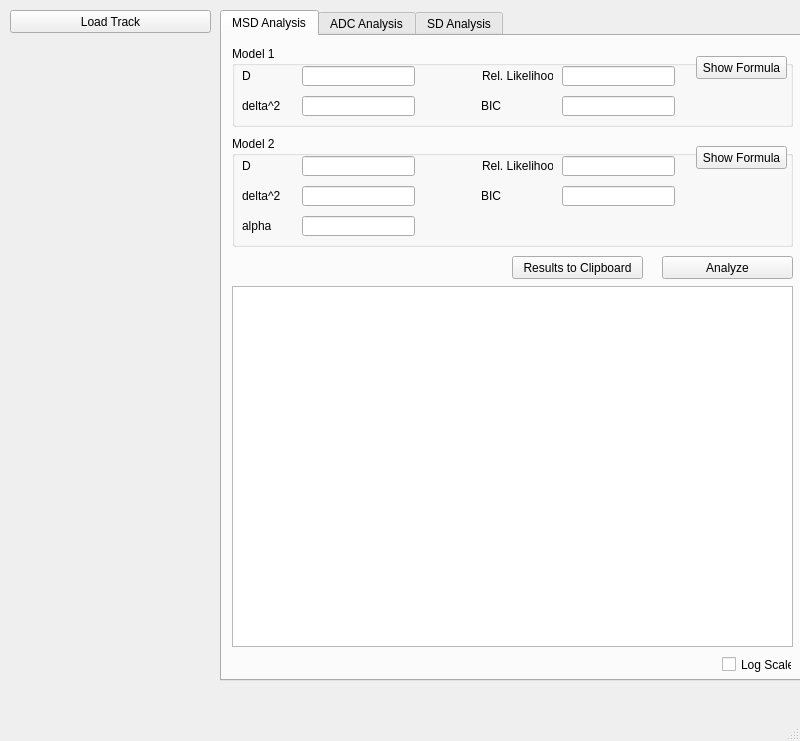
First picture: the form in gui_analysis.ui, repository Eggeling-Lab-Microscope-Software/TRAIT2D, before the edit.
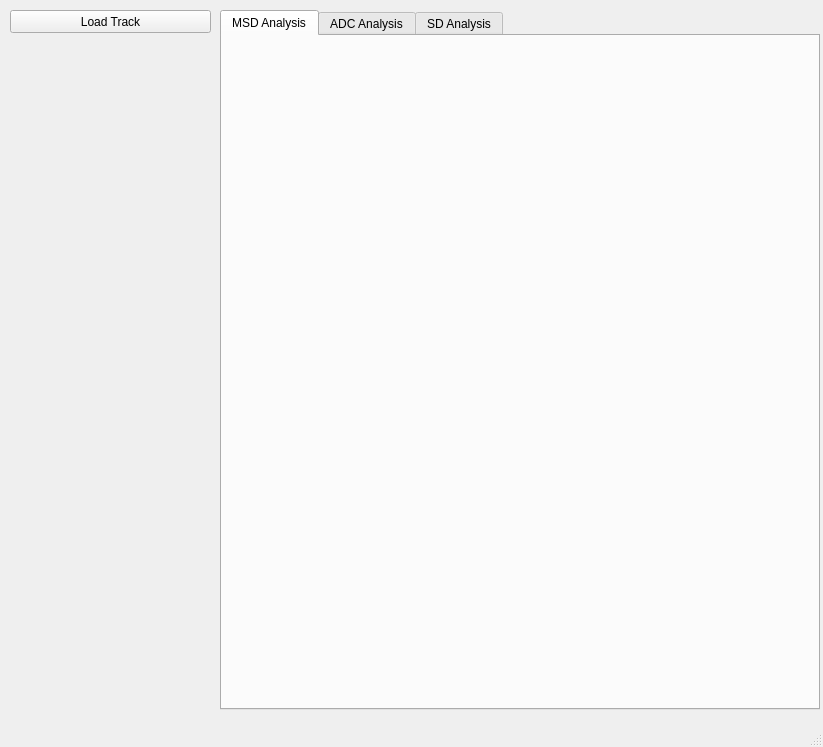
Second picture: the form after the edit. Custom widgets are drawn as their Qt base class.

Commit message: restructured analysis GUI code

Patch:
```diff
--- a/gui_analysis.ui
+++ b/gui_analysis.ui
@@ -6,8 +6,8 @@
    <rect>
     <x>0</x>
     <y>0</y>
-    <width>800</width>
-    <height>741</height>
+    <width>823</width>
+    <height>747</height>
    </rect>
   </property>
   <property name="windowTitle">
@@ -19,8 +19,8 @@
      <rect>
       <x>220</x>
       <y>10</y>
-      <width>591</width>
-      <height>671</height>
+      <width>600</width>
+      <height>700</height>
      </rect>
     </property>
     <property name="currentIndex">
@@ -30,313 +30,16 @@
      <attribute name="title">
       <string>MSD Analysis</string>
      </attribute>
-     <widget class="QGroupBox" name="groupBoxModel1">
+     <widget class="QWidget" name="gridLayoutWidget">
       <property name="geometry">
        <rect>
-        <x>10</x>
-        <y>10</y>
-        <width>561</width>
-        <height>81</height>
+        <x>0</x>
+        <y>0</y>
+        <width>591</width>
+        <height>671</height>
        </rect>
       </property>
-      <property name="title">
-       <string>Model 1</string>
-      </property>
-      <widget class="QPushButton" name="pushButtonFormula_1">
-       <property name="geometry">
-        <rect>
-         <x>464</x>
-         <y>10</y>
-         <width>91</width>
-         <height>23</height>
-        </rect>
-       </property>
-       <property name="text">
-        <string>Show Formula</string>
-       </property>
-      </widget>
-      <widget class="QLineEdit" name="lineEditParam1_1">
-       <property name="geometry">
-        <rect>
-         <x>70</x>
-         <y>20</y>
-         <width>113</width>
-         <height>20</height>
-        </rect>
-       </property>
-      </widget>
-      <widget class="QLineEdit" name="lineEditParam2_1">
-       <property name="geometry">
-        <rect>
-         <x>70</x>
-         <y>50</y>
-         <width>113</width>
-         <height>20</height>
-        </rect>
-       </property>
-      </widget>
-      <widget class="QLabel" name="labelParam1_1">
-       <property name="geometry">
-        <rect>
-         <x>10</x>
-         <y>20</y>
-         <width>50</width>
-         <height>20</height>
-        </rect>
-       </property>
-       <property name="text">
-        <string>D</string>
-       </property>
-      </widget>
-      <widget class="QLabel" name="labelParam2_1">
-       <property name="geometry">
-        <rect>
-         <x>10</x>
-         <y>50</y>
-         <width>47</width>
-         <height>20</height>
-        </rect>
-       </property>
-       <property name="text">
-        <string>delta^2</string>
-       </property>
-      </widget>
-      <widget class="QLineEdit" name="lineEditRelLikelihood_1">
-       <property name="geometry">
-        <rect>
-         <x>330</x>
-         <y>20</y>
-         <width>113</width>
-         <height>20</height>
-        </rect>
-       </property>
-      </widget>
-      <widget class="QLineEdit" name="lineEditBIC_1">
-       <property name="geometry">
-        <rect>
-         <x>330</x>
-         <y>50</y>
-         <width>113</width>
-         <height>20</height>
-        </rect>
-       </property>
-      </widget>
-      <widget class="QLabel" name="labelRelLikelihood_1">
-       <property name="geometry">
-        <rect>
-         <x>250</x>
-         <y>20</y>
-         <width>71</width>
-         <height>20</height>
-        </rect>
-       </property>
-       <property name="text">
-        <string>Rel. Likelihood</string>
-       </property>
-      </widget>
-      <widget class="QLabel" name="labelBIC_1">
-       <property name="geometry">
-        <rect>
-         <x>249</x>
-         <y>50</y>
-         <width>71</width>
-         <height>20</height>
-        </rect>
-       </property>
-       <property name="text">
-        <string>BIC</string>
-       </property>
-      </widget>
-     </widget>
-     <widget class="ModelFitWidget" name="plotMSD">
-      <property name="geometry">
-       <rect>
-        <x>10</x>
-        <y>250</y>
-        <width>561</width>
-        <height>361</height>
-       </rect>
-      </property>
-     </widget>
-     <widget class="QPushButton" name="pushButtonAnalyzeMSD">
-      <property name="geometry">
-       <rect>
-        <x>440</x>
-        <y>220</y>
-        <width>131</width>
-        <height>23</height>
-       </rect>
-      </property>
-      <property name="text">
-       <string>Analyze</string>
-      </property>
-     </widget>
-     <widget class="QGroupBox" name="groupBoxModel2">
-      <property name="geometry">
-       <rect>
-        <x>10</x>
-        <y>100</y>
-        <width>561</width>
-        <height>111</height>
-       </rect>
-      </property>
-      <property name="title">
-       <string>Model 2</string>
-      </property>
-      <widget class="QPushButton" name="pushButtonFormula_2">
-       <property name="geometry">
-        <rect>
-         <x>464</x>
-         <y>10</y>
-         <width>91</width>
-         <height>23</height>
-        </rect>
-       </property>
-       <property name="text">
-        <string>Show Formula</string>
-       </property>
-      </widget>
-      <widget class="QLineEdit" name="lineEditParam1_2">
-       <property name="geometry">
-        <rect>
-         <x>70</x>
-         <y>20</y>
-         <width>113</width>
-         <height>20</height>
-        </rect>
-       </property>
-      </widget>
-      <widget class="QLineEdit" name="lineEditParam2_2">
-       <property name="geometry">
-        <rect>
-         <x>70</x>
-         <y>50</y>
-         <width>113</width>
-         <height>20</height>
-        </rect>
-       </property>
-      </widget>
-      <widget class="QLabel" name="labelParam1_2">
-       <property name="geometry">
-        <rect>
-         <x>10</x>
-         <y>20</y>
-         <width>50</width>
-         <height>20</height>
-        </rect>
-       </property>
-       <property name="text">
-        <string>D</string>
-       </property>
-      </widget>
-      <widget class="QLabel" name="labelParam2_2">
-       <property name="geometry">
-        <rect>
-         <x>10</x>
-         <y>50</y>
-         <width>47</width>
-         <height>20</height>
-        </rect>
-       </property>
-       <property name="text">
-        <string>delta^2</string>
-       </property>
-      </widget>
-      <widget class="QLineEdit" name="lineEditRelLikelihood_2">
-       <property name="geometry">
-        <rect>
-         <x>330</x>
-         <y>20</y>
-         <width>113</width>
-         <height>20</height>
-        </rect>
-       </property>
-      </widget>
-      <widget class="QLineEdit" name="lineEditBIC_2">
-       <property name="geometry">
-        <rect>
-         <x>330</x>
-         <y>50</y>
-         <width>113</width>
-         <height>20</height>
-        </rect>
-       </property>
-      </widget>
-      <widget class="QLabel" name="labelRelLikelihood_2">
-       <property name="geometry">
-        <rect>
-         <x>250</x>
-         <y>20</y>
-         <width>71</width>
-         <height>20</height>
-        </rect>
-       </property>
-       <property name="text">
-        <string>Rel. Likelihood</string>
-       </property>
-      </widget>
-      <widget class="QLabel" name="labelBIC_2">
-       <property name="geometry">
-        <rect>
-         <x>249</x>
-         <y>50</y>
-         <width>71</width>
-         <height>20</height>
-        </rect>
-       </property>
-       <property name="text">
-        <string>BIC</string>
-       </property>
-      </widget>
-      <widget class="QLineEdit" name="lineEditParam3_2">
-       <property name="geometry">
-        <rect>
-         <x>70</x>
-         <y>80</y>
-         <width>113</width>
-         <height>20</height>
-        </rect>
-       </property>
-      </widget>
-      <widget class="QLabel" name="labelParam3_2">
-       <property name="geometry">
-        <rect>
-         <x>10</x>
-         <y>80</y>
-         <width>47</width>
-         <height>20</height>
-        </rect>
-       </property>
-       <property name="text">
-        <string>alpha</string>
-       </property>
-      </widget>
-     </widget>
-     <widget class="QPushButton" name="pushButtonClipboardMSD">
-      <property name="geometry">
-       <rect>
-        <x>290</x>
-        <y>220</y>
-        <width>131</width>
-        <height>23</height>
-       </rect>
-      </property>
-      <property name="text">
-       <string>Results to Clipboard</string>
-      </property>
-     </widget>
-     <widget class="QCheckBox" name="checkBoxLogPlotMSD">
-      <property name="geometry">
-       <rect>
-        <x>500</x>
-        <y>620</y>
-        <width>70</width>
-        <height>17</height>
-       </rect>
-      </property>
-      <property name="text">
-       <string>Log Scale</string>
-      </property>
+      <layout class="QGridLayout" name="layoutMSD"/>
      </widget>
     </widget>
     <widget class="QWidget" name="tabADC">
@@ -366,13 +69,6 @@
   </widget>
   <widget class="QStatusBar" name="statusbar"/>
  </widget>
- <customwidgets>
-  <customwidget>
-   <class>ModelFitWidget</class>
-   <extends>QGraphicsView</extends>
-   <header>gui_analysis</header>
-  </customwidget>
- </customwidgets>
  <resources/>
  <connections/>
 </ui>
```
The commit also changes 7 other files.
